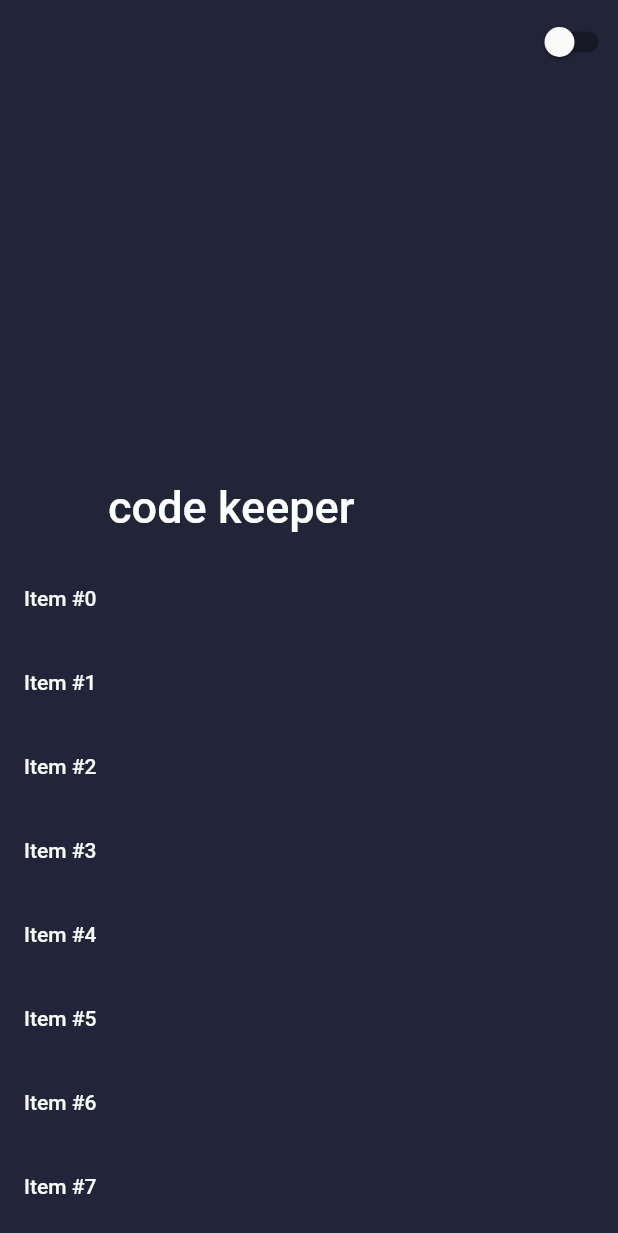
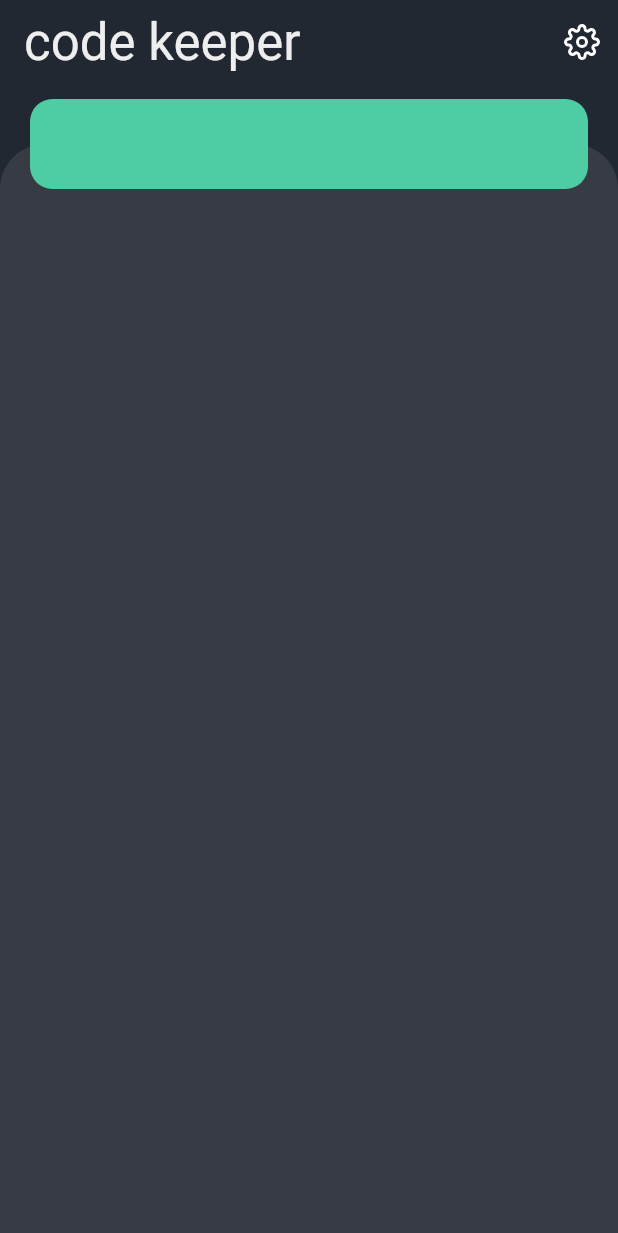
Before and after one commit to mags749/codekeeper, a Flutter app: the screen it shows after launch, on a phone screen of 412 x 824 dp. Shown: the top 1233 px of the screen. Run offline on Flutter 3.47's test engine with Material 2 defaults, Android fonts, the phone set to English and light mode, and no system bars; our stand-ins replace flutter_feather_icons, google_fonts; Roboto replaces fonts that are missing (Play).

Commit message:
code(ui): Adding fonts, list item and design for UI

```diff
--- a/lib/codekeeper.dart
+++ b/lib/codekeeper.dart
@@ -2,7 +2,7 @@ import 'package:flutter/material.dart';
 import 'package:provider/provider.dart';
 
 import 'package:codekeeper/models/theme_model.dart';
-import 'package:codekeeper/screens/home.dart';
+import 'package:codekeeper/screens/home/home_screen.dart';
 
 class CodeKeeperApp extends StatelessWidget {
   const CodeKeeperApp({Key? key}) : super(key: key);
--- a/lib/screens/home.dart
+++ /dev/null
@@ -1,51 +0,0 @@
-import 'package:codekeeper/enums/theme_type.dart';
-import 'package:codekeeper/models/theme_model.dart';
-import 'package:flutter/material.dart';
-import 'package:provider/provider.dart';
-
-class HomeScreen extends StatefulWidget {
-  const HomeScreen({Key? key}) : super(key: key);
-
-  @override
-  _HomeScreenState createState() => _HomeScreenState();
-}
-
-class _HomeScreenState extends State<HomeScreen> {
-  @override
-  Widget build(BuildContext context) {
-    final title = "code keeper";
-    double height = MediaQuery.of(context).size.height;
-    return Scaffold(
-        body: CustomScrollView(
-      slivers: <Widget>[
-        SliverAppBar(
-          floating: true,
-          pinned: true,
-          snap: false,
-          flexibleSpace: FlexibleSpaceBar(title: Text(title)),
-          expandedHeight: height * 0.45,
-          collapsedHeight: height * 0.10,
-          actions: <Widget>[
-            Switch(
-                value:
-                    Provider.of<ThemeModel>(context, listen: false).themeType ==
-                        ThemeType.Light,
-                onChanged: (value) => {
-                      Provider.of<ThemeModel>(context, listen: false)
-                          .toggleTheme()
-                    })
-          ],
-        ),
-        SliverList(
-          delegate: SliverChildBuilderDelegate(
-              (context, index) => ListTile(
-                      title: Text(
-                    'Item #$index',
-                    style: Theme.of(context).textTheme.bodyText1,
-                  )),
-              childCount: 100),
-        )
-      ],
-    ));
-  }
-}
--- /dev/null
+++ b/lib/screens/home/components/body.dart
@@ -0,0 +1,29 @@
+import 'package:codekeeper/widgets/code_list_item.dart';
+import 'package:flutter/material.dart';
+
+class HomeScreenBody extends StatelessWidget {
+  const HomeScreenBody({Key? key}) : super(key: key);
+
+  @override
+  Widget build(BuildContext context) {
+    return SafeArea(
+        child: Column(
+      children: <Widget>[
+        Expanded(
+            child: Stack(
+          children: <Widget>[
+            Container(
+              margin: EdgeInsets.only(top: 40),
+              decoration: BoxDecoration(
+                  color: Theme.of(context).backgroundColor,
+                  borderRadius: BorderRadius.only(
+                      topLeft: Radius.circular(30),
+                      topRight: Radius.circular(30))),
+            ),
+            CodeListItem()
+          ],
+        ))
+      ],
+    ));
+  }
+}
--- /dev/null
+++ b/lib/screens/home/home_screen.dart
@@ -0,0 +1,48 @@
+import 'package:flutter/material.dart';
+import 'package:flutter_feather_icons/flutter_feather_icons.dart';
+import 'package:provider/provider.dart';
+
+import 'package:codekeeper/screens/home/components/body.dart';
+import 'package:codekeeper/models/theme_model.dart';
+
+class HomeScreen extends StatefulWidget {
+  const HomeScreen({Key? key}) : super(key: key);
+
+  @override
+  _HomeScreenState createState() => _HomeScreenState();
+}
+
+class _HomeScreenState extends State<HomeScreen> {
+  @override
+  Widget build(BuildContext context) {
+    final title = "code keeper";
+    return Scaffold(
+      backgroundColor: Theme.of(context).scaffoldBackgroundColor,
+      appBar: AppBar(
+        elevation: 0,
+        title: Text(
+          title,
+          style: Theme.of(context).textTheme.headline4,
+        ),
+        centerTitle: false,
+        backgroundColor: Theme.of(context).scaffoldBackgroundColor,
+        actions: <Widget>[
+          IconButton(
+              onPressed: () {
+                Provider.of<ThemeModel>(context, listen: false).toggleTheme();
+              },
+              icon: Icon(FeatherIcons.settings)),
+          // Switch(
+          //     value:
+          //         Provider.of<ThemeModel>(context, listen: false).themeType ==
+          //             ThemeType.Light,
+          //     onChanged: (value) => {
+          //           Provider.of<ThemeModel>(context, listen: false)
+          //               .toggleTheme()
+          //         })
+        ],
+      ),
+      body: HomeScreenBody(),
+    );
+  }
+}
--- /dev/null
+++ b/lib/utils/constants.dart
@@ -0,0 +1,2 @@
+final ckDefaultPadding = 20.0;
+final ckDefaultRadius = 15.0;
--- a/lib/utils/theme.dart
+++ b/lib/utils/theme.dart
@@ -1,33 +1,39 @@
 import 'package:codekeeper/utils/hex_color.dart';
 import 'package:flutter/material.dart';
+import 'package:google_fonts/google_fonts.dart';
 
-var darkTextStyle = TextStyle(color: HexColor('#FAFAFA'));
-var lightTextStyle = TextStyle(color: HexColor('#000000'));
+var darkTextStyle = TextStyle(color: HexColor('#EEEEEE'));
+var lightTextStyle = TextStyle(color: HexColor('#222831'));
 
 ThemeData darkTheme = ThemeData(
-    accentColor: HexColor('#222438'),
+    accentColor: HexColor('#4ECCA3'),
     appBarTheme: AppBarTheme(elevation: 0),
-    backgroundColor: HexColor('#222539'),
+    backgroundColor: HexColor('#EEEEEE').withOpacity(0.1),
     brightness: Brightness.light,
-    primaryColor: HexColor('#222438'),
-    scaffoldBackgroundColor: HexColor("#222539"),
+    primaryColor: HexColor('#222831'),
+    scaffoldBackgroundColor: HexColor("#222831"),
+    fontFamily: GoogleFonts.play().fontFamily,
     textTheme: TextTheme(
       bodyText1: darkTextStyle,
       bodyText2: darkTextStyle,
       button: darkTextStyle,
-        caption: darkTextStyle));
+      caption: darkTextStyle,
+      headline4: darkTextStyle,
+    ));
 
 ThemeData lightTheme = ThemeData(
-    accentColor: HexColor('#FFFFFF'),
+    accentColor: HexColor('#30E3CA'),
     appBarTheme: AppBarTheme(elevation: 0.0),
-    backgroundColor: HexColor('#FFFFFF'),
+    backgroundColor: HexColor('#222831').withOpacity(0.05),
     brightness: Brightness.dark,
-    primaryColor: HexColor("#FAFAFA"),
+    primaryColor: HexColor("#FFFFFF"),
     scaffoldBackgroundColor: HexColor('#FFFFFF'),
+    fontFamily: GoogleFonts.play().fontFamily,
     textTheme: TextTheme(
       bodyText1: lightTextStyle,
       bodyText2: lightTextStyle,
       button: lightTextStyle,
       caption: lightTextStyle,
       overline: lightTextStyle,
-        headline1: lightTextStyle));
+      headline4: lightTextStyle,
+    ));
--- /dev/null
+++ b/lib/widgets/code_list_item.dart
@@ -0,0 +1,20 @@
+import 'package:codekeeper/utils/constants.dart';
+import 'package:flutter/material.dart';
+
+class CodeListItem extends StatelessWidget {
+  const CodeListItem({
+    Key? key,
+  }) : super(key: key);
+
+  @override
+  Widget build(BuildContext context) {
+    return Container(
+      height: 60,
+      margin: EdgeInsets.symmetric(
+          horizontal: ckDefaultPadding, vertical: ckDefaultPadding / 2),
+      decoration: BoxDecoration(
+          borderRadius: BorderRadius.circular(ckDefaultRadius),
+          color: Theme.of(context).accentColor),
+    );
+  }
+}
--- a/pubspec.yaml
+++ b/pubspec.yaml
@@ -23,12 +23,12 @@ environment:
 dependencies:
   flutter:
     sdk: flutter
-  provider: ^5.0.0
-
-
   # The following adds the Cupertino Icons font to your application.
   # Use with the CupertinoIcons class for iOS style icons.
   cupertino_icons: ^1.0.2
+  google_fonts: ^2.1.0
+  flutter_feather_icons: ^2.0.0+1
+  provider: ^5.0.0
 
 dev_dependencies:
   flutter_test:
```
Also changed, not shown: pubspec.lock. Lines whose indentation alone changed are shown as unchanged.
